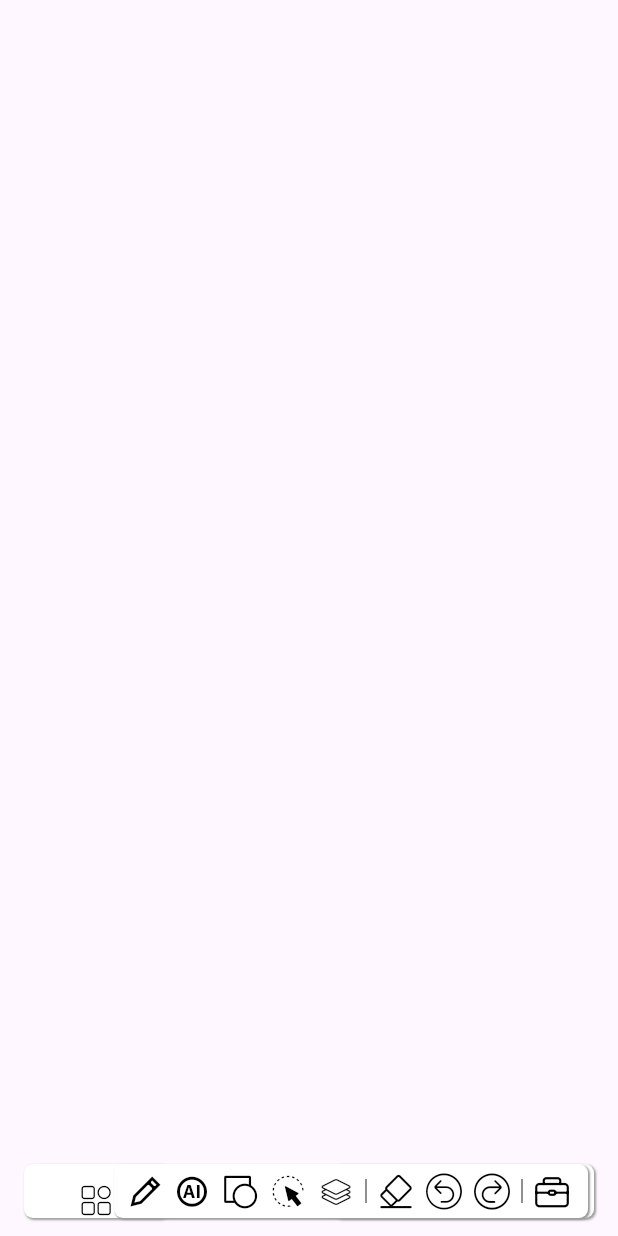
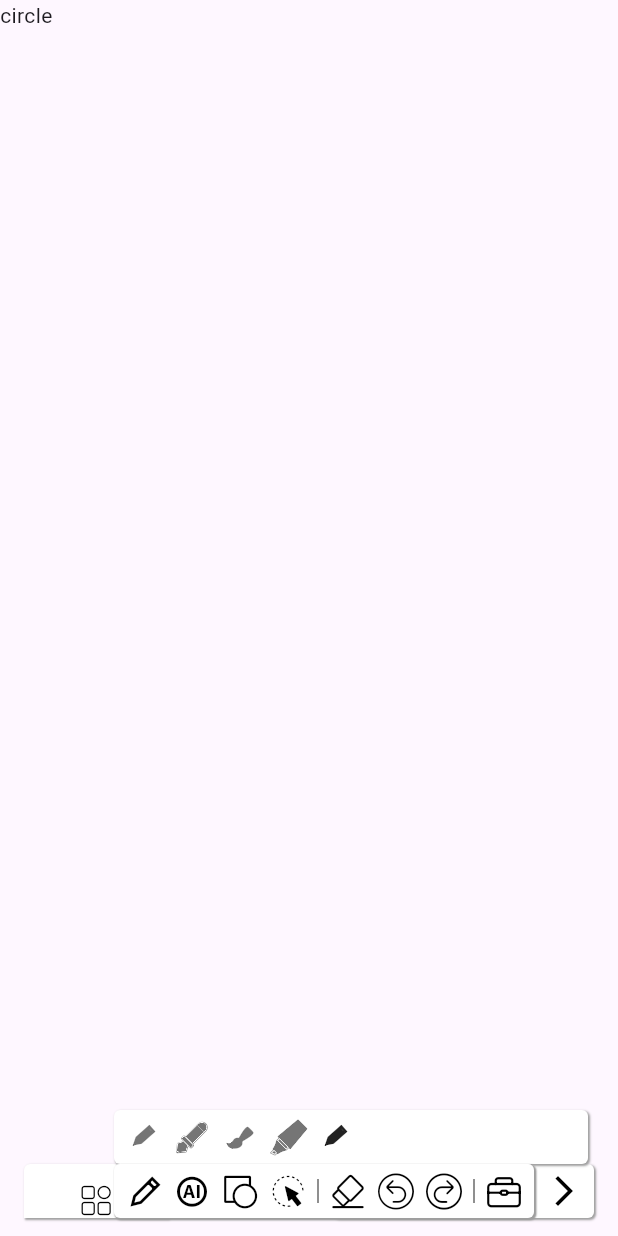
Before and after one commit to dannycx/x_write, a Flutter app: the screen it shows after launch, after a tap on an icon or button, on a phone screen of 412 x 824 dp. Run offline on Flutter 3.47's test engine with Material 2 defaults, Android fonts, the phone set to English and light mode, and no system bars; our stand-ins replace event_bus.

Commit message:
图形绘制

```diff
--- a/lib/model/render/data/paint_state.dart
+++ b/lib/model/render/data/paint_state.dart
@@ -2,7 +2,7 @@
 /// 绘制状态：正在绘制，绘制完成，隐藏，编辑
 enum PaintState { doing, done, hide, edit }
 
-/// 形状类型：圆，椭圆，正方形，正三角形，直角三角形，五角星，箭头，线
+/// 形状类型：圆，椭圆，正方形，等腰三角形，直角三角形，五角星，箭头，线
 enum ShapeType {
   circle, oval, square, regularTriangle, rightTriangle, star, arrow, line
 }
--- a/lib/model/render/data/write_value_notifier.dart
+++ b/lib/model/render/data/write_value_notifier.dart
@@ -16,3 +16,10 @@
 
   OpTypeEvent({required this.opType});
 }
+
+/// 图形类型事件
+class ShapeTypeEvent {
+  ShapeType shapeType;
+
+  ShapeTypeEvent({required this.shapeType});
+}
--- a/lib/ui/HomePage.dart
+++ b/lib/ui/HomePage.dart
@@ -3,6 +3,8 @@
 import 'package:x_write/model/render/data/write_value_notifier.dart';
 import 'package:x_write/tool/CommonTool.dart';
 import 'package:x_write/ui/WritingPage.dart';
+import 'package:x_write/ui/prop/PenPropPage.dart';
+import 'package:x_write/ui/prop/ShapePropPage.dart';
 import 'package:x_write/ui/tool_bar.dart';
 
 class HomePage extends StatefulWidget {
@@ -18,6 +20,12 @@
   double width = CommonTool.width;
   double height = CommonTool.height;
 
+  /// 是否显示工具属性page
+  bool _penPropPageVisible = false;
+  bool _shapePropPageVisible = false;
+
+  String _shpeType = "circle";
+
   @override
   Widget build(BuildContext context) {
     // MediaQueryData date = MediaQuery.of(context);
@@ -31,7 +39,14 @@
         constraints: const BoxConstraints.expand(),
         // 通过ConstrainedBox来确保Stack占满屏幕
         child: Stack(
-          children: [const WritingPage(), _leftTool(), _rightTool()],
+          children: [
+            const WritingPage(),
+            _leftTool(),
+            _rightTool(),
+            _penPropPage(),
+            _shapePropPage(),
+            Positioned(left: 0, top: 0, child: Text(_shpeType))
+          ],
         ),
       ),
     );
@@ -57,10 +72,10 @@
       right: 16,
       top: height - 48,
       child: PageMenu(
-        onToolAdd: _onToolMenu,
-        onToolPre: _onToolMenu,
-        onToolNum: _onToolMenu,
-        onToolNext: _onToolMenu,
+        onToolAdd: () {},
+        onToolPre: () {},
+        onToolNum: () {},
+        onToolNext: () {},
       ),
     );
   }
@@ -68,7 +83,7 @@
   OverlayEntry _enetry() {
     return OverlayEntry(builder: (context) {
       return Positioned(
-        width: 316,
+        // width: 316,
         height: 36,
         left: _x,
         top: height - 48,
@@ -79,8 +94,8 @@
                 // _y += details.delta.dy;
                 if (_x < 124) {
                   _x = 124;
-                } else if (_x > width - 530) {
-                  _x = width - 530;
+                } else if (_x > width - 484) {
+                  _x = width - 484;
                 }
               });
             },
@@ -88,15 +103,59 @@
               onToolStylus: _onToolStylus,
               onToolAi: _onToolAi,
               onToolShape: _onToolShape,
-              onToolLasso: _onToolMenu,
-              onToolLayer: _onToolMenu,
-              onToolEraser: _onToolMenu,
-              onToolUndo: _onToolMenu,
-              onToolRedo: _onToolMenu,
-              onToolFunction: _onToolMenu,
+              onToolLasso: _onToolLasso,
+              onToolLayer: _onToolLayer,
+              onToolEraser: _onToolEraser,
+              onToolUndo: _onToolUndo,
+              onToolRedo: _onToolRedo,
+              onToolFunction: _onToolFunction,
             )),
       );
     });
+  }
+
+  Widget _penPropPage() {
+    return Visibility(
+        // 显示隐藏
+        visible: _penPropPageVisible,
+        // 隐藏时是否保持占位
+        maintainState: false,
+        // 隐藏时是否保存动态状态
+        maintainAnimation: false,
+        // 隐藏时是否保存子组件所占空间大小，不会消耗过多的性能
+        maintainSize: false,
+        child: Positioned(
+          width: 316,
+          height: 36,
+          left: _x,
+          top: height - 84,
+          child: PenPropPage(
+            onToolPenProp: (penType) {
+              eventBus.fire(OpTypeEvent(opType: penType));
+            },
+          ),
+        ));
+  }
+
+  Widget _shapePropPage() {
+    return Visibility(
+        // 显示隐藏
+        visible: _shapePropPageVisible,
+        // 隐藏时是否保持占位
+        maintainState: false,
+        // 隐藏时是否保存动态状态
+        maintainAnimation: false,
+        // 隐藏时是否保存子组件所占空间大小，不会消耗过多的性能
+        maintainSize: false,
+        child: Positioned(
+          width: 316,
+          height: 36,
+          left: _x,
+          top: height - 84,
+          child: ShapePropPage(
+            onToolShapeProp: _onToolShapeProp,
+          ),
+        ));
   }
 
   void _onToolMenu() {
@@ -108,6 +167,10 @@
   }
 
   void _onToolStylus() {
+    _hidePropPage();
+    setState(() {
+      _penPropPageVisible = true;
+    });
     eventBus.fire(OpTypeEvent(opType: OpType.pen));
   }
 
@@ -116,6 +179,45 @@
   }
 
   void _onToolShape() {
+    _hidePropPage();
+    setState(() {
+      _shapePropPageVisible = true;
+    });
     eventBus.fire(OpTypeEvent(opType: OpType.shape));
   }
+
+  void _onToolLasso() {
+    eventBus.fire(OpTypeEvent(opType: OpType.shape));
+  }
+
+  void _onToolLayer() {
+    eventBus.fire(OpTypeEvent(opType: OpType.shape));
+  }
+
+  void _onToolEraser() {
+    eventBus.fire(OpTypeEvent(opType: OpType.shape));
+  }
+
+  void _onToolUndo() {
+    eventBus.fire(OpTypeEvent(opType: OpType.shape));
+  }
+
+  void _onToolRedo() {
+    eventBus.fire(OpTypeEvent(opType: OpType.shape));
+  }
+
+  void _onToolFunction() {
+    eventBus.fire(OpTypeEvent(opType: OpType.shape));
+  }
+
+  _onToolShapeProp(ShapeType shapeType) {
+    eventBus.fire(ShapeTypeEvent(shapeType: shapeType));
+  }
+
+  void _hidePropPage() {
+    setState(() {
+      _penPropPageVisible = false;
+      _shapePropPageVisible = false;
+    });
+  }
 }
--- /dev/null
+++ b/lib/ui/prop/PenPropPage.dart
@@ -0,0 +1,104 @@
+import 'package:flutter/material.dart';
+import 'package:x_write/model/render/data/paint_state.dart';
+import 'package:x_write/tool/CustomIcon.dart';
+
+/// 回调
+typedef PenPropCallback = Function(OpType penType);
+
+/// 笔属性
+class PenPropPage extends StatefulWidget {
+  final PenPropCallback? onToolPenProp;
+
+  const PenPropPage({Key? key, required this.onToolPenProp}) : super(key: key);
+
+  @override
+  State<PenPropPage> createState() => _PenPropPageState();
+}
+
+class _PenPropPageState extends State<PenPropPage> {
+  @override
+  Widget build(BuildContext context) {
+    return Container(
+      alignment: Alignment.center,
+      padding: const EdgeInsets.fromLTRB(8, 0, 8, 0),
+      decoration: const BoxDecoration(
+          color: Colors.white,
+          // 颜色
+          borderRadius: BorderRadiusDirectional.all(Radius.circular(4)),
+          // 圆角
+          boxShadow: [
+            // 阴影
+            BoxShadow(
+                color: Colors.grey, offset: Offset(1.0, 1.0), blurRadius: 0.5)
+          ]),
+      child: Row(
+        children: <Widget>[
+          GestureDetector(
+              onTap: widget.onToolPenProp?.call(OpType.pencil),
+              child: Container(
+                alignment: Alignment.center,
+                height: 36,
+                child: const Icon(
+                  CustomIcon.tool_pencil,
+                  color: Colors.black54,
+                ),
+              )),
+          const SizedBox(
+            width: 8,
+          ),
+          GestureDetector(
+              onTap: widget.onToolPenProp?.call(OpType.pen),
+              child: Container(
+                alignment: Alignment.center,
+                height: 36,
+                child: const Icon(
+                  CustomIcon.tool_pen,
+                  color: Colors.black54,
+                ),
+              )),
+          const SizedBox(
+            width: 8,
+          ),
+          GestureDetector(
+              onTap: widget.onToolPenProp?.call(OpType.brush),
+              child: Container(
+                alignment: Alignment.center,
+                height: 36,
+                child: const Icon(
+                  CustomIcon.tool_writing_brush,
+                  color: Colors.black54,
+                ),
+              )),
+          const SizedBox(
+            width: 8,
+          ),
+          GestureDetector(
+              onTap: widget.onToolPenProp?.call(OpType.highlight),
+              child: Container(
+                alignment: Alignment.center,
+                height: 36,
+                child: const Icon(
+                  CustomIcon.tool_highlight,
+                  color: Colors.black54,
+                ),
+              )),
+          const SizedBox(
+            width: 8,
+          ),
+          GestureDetector(
+              onTap: widget.onToolPenProp?.call(OpType.pen),
+              child: Container(
+                alignment: Alignment.center,
+                height: 36,
+                child: const Icon(
+                  CustomIcon.tool_pencil,
+                ),
+              )),
+          const SizedBox(
+            width: 8,
+          ),
+        ],
+      ),
+    );
+  }
+}
--- a/lib/ui/tool_bar.dart
+++ b/lib/ui/tool_bar.dart
@@ -20,7 +20,11 @@
         decoration: const BoxDecoration(
             color: Colors.white,
             // 颜色
-            borderRadius: BorderRadiusDirectional.all(Radius.circular(6)),
+            borderRadius: BorderRadiusDirectional.only(
+                topStart: Radius.circular(4),
+                topEnd: Radius.circular(4),
+                bottomStart: Radius.zero,
+                bottomEnd: Radius.zero),
             // 圆角
             boxShadow: [
               // 阴影
@@ -81,7 +85,7 @@
       padding: const EdgeInsets.fromLTRB(8, 0, 8, 0),
       decoration: const BoxDecoration(
           color: Colors.white, // 颜色
-          borderRadius: BorderRadiusDirectional.all(Radius.circular(6)), // 圆角
+          borderRadius: BorderRadiusDirectional.all(Radius.circular(4)), // 圆角
           boxShadow: [
             // 阴影
             BoxShadow(
@@ -140,19 +144,19 @@
                   color: Colors.black,
                 ),
               )),
-          const SizedBox(
-            width: 8,
-          ),
-          GestureDetector(
-              onTap: onToolLayer,
-              child: Container(
-                alignment: Alignment.center,
-                height: 36,
-                child: const Icon(
-                  CustomIcon.tool_layer,
-                  color: Colors.black,
-                ),
-              )),
+          // const SizedBox(
+          //   width: 8,
+          // ),
+          // GestureDetector(
+          //     onTap: onToolLayer,
+          //     child: Container(
+          //       alignment: Alignment.center,
+          //       height: 36,
+          //       child: const Icon(
+          //         CustomIcon.tool_layer,
+          //         color: Colors.black,
+          //       ),
+          //     )),
           const SizedBox(
             width: 8,
           ),
@@ -264,7 +268,7 @@
         decoration: const BoxDecoration(
             color: Colors.white,
             // 颜色
-            borderRadius: BorderRadiusDirectional.all(Radius.circular(6)),
+            borderRadius: BorderRadiusDirectional.all(Radius.circular(4)),
             // 圆角
             boxShadow: [
               // 阴影
```
Also changed, not shown: lib/model/render/item/Shape.dart (+112 -11 lines), lib/model/render/model/PaintModel.dart (+30 -14 lines), lib/ui/WritingPage.dart (+57 -18 lines), lib/ui/prop/ShapePropPage.dart (added, +148 -0 lines).
